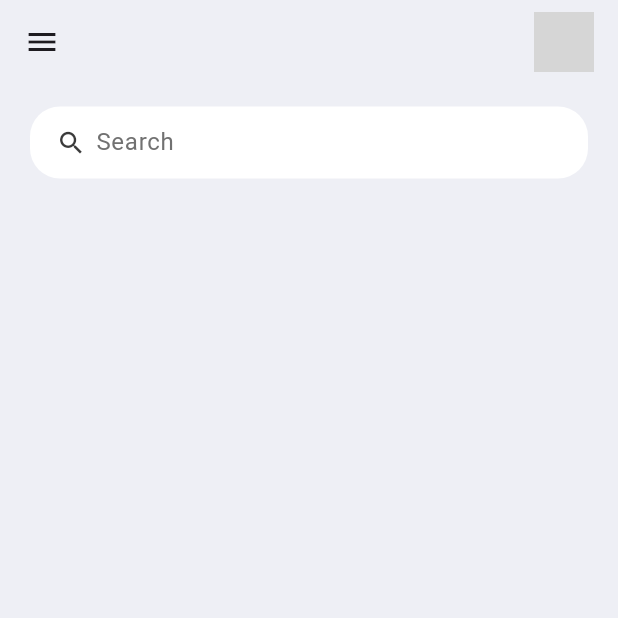
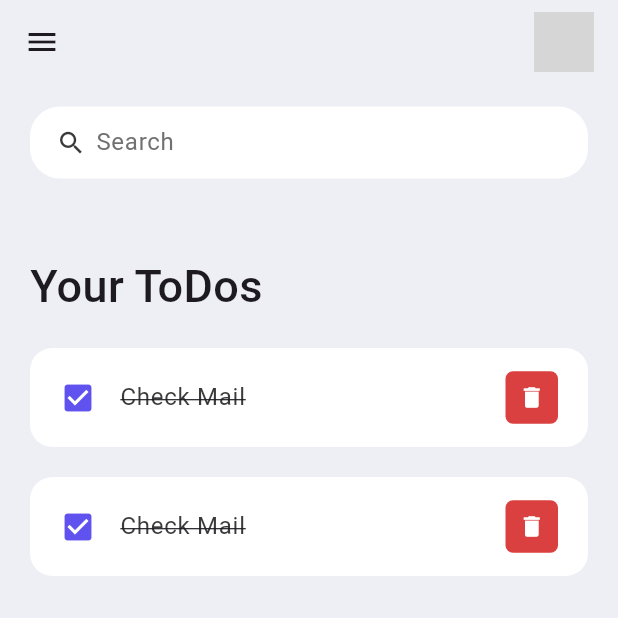
Before and after one commit to saku399/todo-app, a Flutter app: the screen it shows once a user with an empty profile is signed in, on a phone screen of 412 x 824 dp, the top half of it. Run offline on Flutter 3.47's test engine with Material 3 defaults, Android fonts, the phone set to English and light mode, and no system bars; our stand-ins replace cloud_firestore, firebase_auth, firebase_core; accounts and stored records are empty; grey boxes are pictures that could not be loaded.

Commit message:
todo item

```diff
--- /dev/null
+++ b/lib/components/my_todos.dart
@@ -0,0 +1,53 @@
+import 'package:flutter/material.dart';
+import 'package:to_do_app/constants/color.dart';
+
+class MyTodos extends StatelessWidget {
+  const MyTodos({super.key});
+
+  @override
+  Widget build(BuildContext context) {
+    return Container(
+      margin: const EdgeInsets.only(bottom: 20),
+      child: ListTile(
+        onTap: () {
+          print('checked');
+        },
+        shape: RoundedRectangleBorder(
+          borderRadius: BorderRadius.circular(15)
+        ),
+        contentPadding: const EdgeInsets.symmetric(horizontal: 20, vertical: 5),
+        tileColor: Colors.white,
+        leading: const Icon(
+          Icons.check_box,
+          color: tdBlue,
+        ),
+        title: const Text(
+          'Check Mail',
+          style: TextStyle(
+            fontSize: 16,
+            color: tdBlack,
+            decoration: TextDecoration.lineThrough,
+          ),
+        ),
+        trailing: Container(
+          padding: const EdgeInsets.all(0),
+          margin: const EdgeInsets.symmetric(vertical: 8),
+          height: 35,
+          width: 35,
+          decoration: BoxDecoration(
+            color: tdRed,
+            borderRadius: BorderRadius.circular(5),
+          ),
+          child: IconButton(
+            color: Colors.white,
+            iconSize: 18,
+            icon: const Icon(Icons.delete),
+            onPressed: () {
+              print('deleted');
+            },
+          ),
+        )
+      ),
+    );
+  }
+}
--- a/lib/pages/home.dart
+++ b/lib/pages/home.dart
@@ -1,6 +1,7 @@
 import 'package:flutter/material.dart';
 import 'package:to_do_app/auth/auth_service.dart';
 import 'package:to_do_app/components/my_drawer.dart';
+import 'package:to_do_app/components/my_todos.dart';
 import 'package:to_do_app/constants/color.dart';
 
 class Home extends StatelessWidget {
@@ -25,6 +26,26 @@ class Home extends StatelessWidget {
         child: Column(
           children: [
             searchBox(),
+            Expanded(
+              child: ListView(
+                children: [
+                Container(
+                  margin: const EdgeInsets.only(
+                    top: 50,
+                    bottom: 20,
+                  ),
+                  child: const Text('Your ToDos',
+                  style: TextStyle(
+                    fontSize: 30,
+                    fontWeight: FontWeight.w500,
+                    ),
+                  ),
+                ),
+                const MyTodos(),
+                const MyTodos()
+               ],
+              ),
+            )
           ],
         ),
       ),
```
